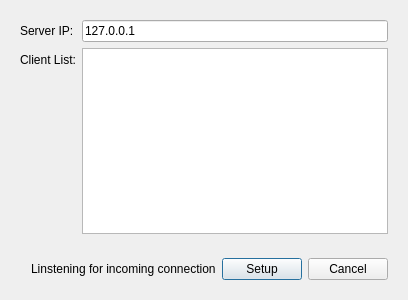
This is src/serverdialog.ui in roastduck/gomoku as Qt 5 draws it before an edit. The edited form follows.
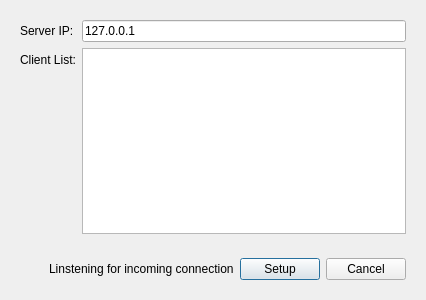
This is the edited form.

```diff
--- a/src/serverdialog.ui
+++ b/src/serverdialog.ui
@@ -6,7 +6,7 @@
    <rect>
     <x>0</x>
     <y>0</y>
-    <width>408</width>
+    <width>426</width>
     <height>300</height>
    </rect>
   </property>
```
Left out of the diff: 2 changed lines with no effect on the pictures.
